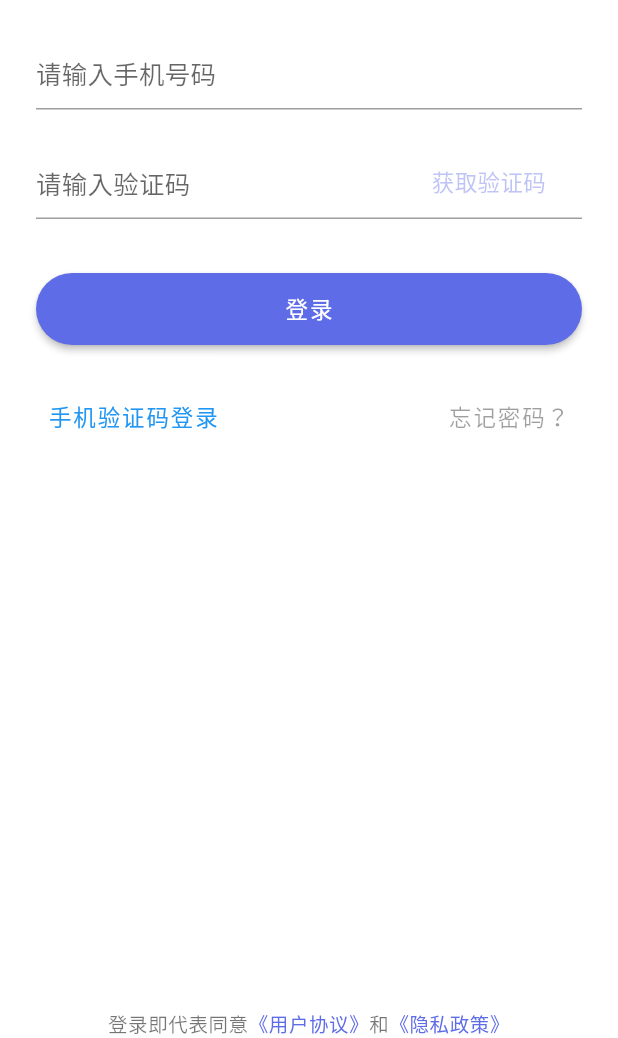
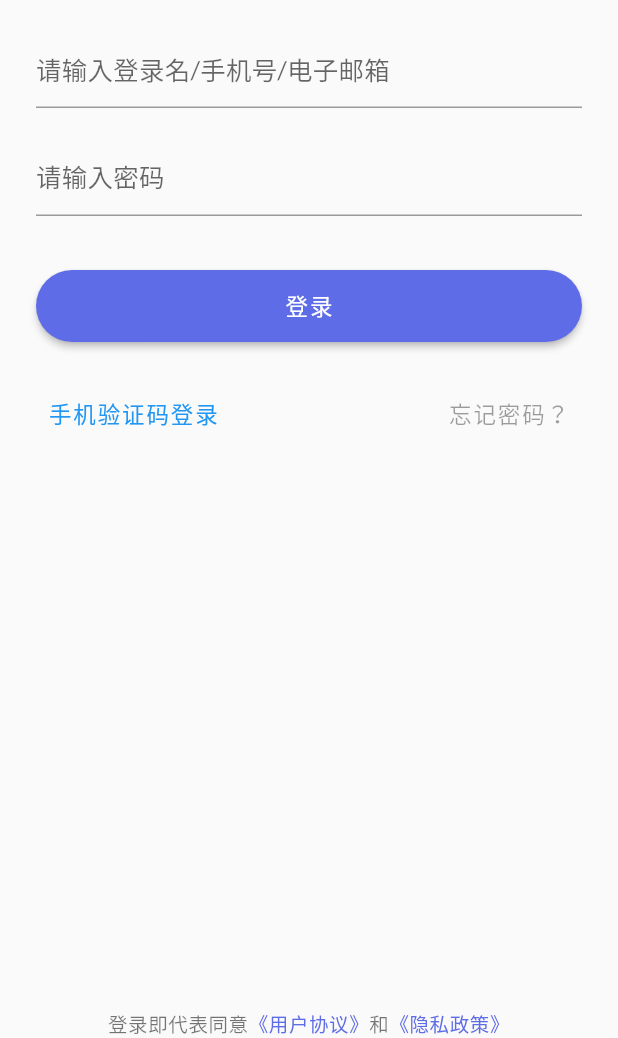
Before and after one commit to satsin06/app, a Flutter app: the screen it shows after launch, after a tap on "使用密码登录", on a phone screen of 412 x 824 dp, the part 198-1236 px from its top. Run offline on Flutter 3.47's test engine with Material 2 defaults, Android fonts, the phone set to English and light mode, and no system bars; our stand-ins replace get, google_fonts; generated files the repository leaves out were written again.

Commit message:
chore: WIP

```diff
--- a/lib/sign-in/controller.dart
+++ b/lib/sign-in/controller.dart
@@ -1,3 +1,4 @@
+import 'package:flutter/material.dart';
 import 'package:get/get.dart';
 
 /// Sign in mode types
@@ -8,23 +9,42 @@ enum SignInMode {
 
 class SignInController extends GetxController {
   /// Sign in mode
-  Rx<SignInMode> mode = Rx<SignInMode>(SignInMode.SMS_CODE);
+  final Rx<SignInMode> mode = Rx<SignInMode>(SignInMode.SMS_CODE);
 
   /// Sign in account
-  Rx<String> account = Rx<String>('');
+  final Rx<String> account = Rx<String>('');
+  final TextEditingController accountController = TextEditingController();
 
   /// Security, [mode] == [SignInMode.PASSWORD] is password login,
   /// [mode] == [SignInMode.SMS_CODE] is SMS code register or login.
-  Rx<String> security = Rx<String>('');
+  final Rx<String> security = Rx<String>('');
+  final TextEditingController securityController = TextEditingController();
 
   /// Switch mode.
   ///
   /// [mode] is [SignInMode] values.
   switchMode(SignInMode mode) {
     this.mode.value = mode;
-
-    if (!account.value.isPhoneNumber) {
-      this.account.value = '';
+    if (mode == SignInMode.SMS_CODE && !account.value.isPhoneNumber) {
+      accountController.clear();
     }
   }
+
+  @override
+  void onInit() {
+    super.onInit();
+    accountController.addListener(() {
+      account.value = accountController.text;
+    });
+    securityController.addListener(() {
+      security.value = securityController.text;
+    });
+  }
+
+  @override
+  void onClose() {
+    super.onClose();
+    accountController.dispose();
+    securityController.dispose();
+  }
 }
--- a/lib/sign-in/view.dart
+++ b/lib/sign-in/view.dart
@@ -2,7 +2,10 @@ import 'package:flutter/material.dart';
 import 'package:get/get.dart';
 
 import 'controller.dart';
+import 'widgets/account.dart';
 import 'widgets/agreement.dart';
+import 'widgets/security.dart';
+import 'widgets/sign-in-button.dart';
 import 'widgets/switch.dart';
 
 class SignInView extends GetView<SignInController> {
@@ -11,11 +14,11 @@ class SignInView extends GetView<SignInController> {
     return Scaffold(
       resizeToAvoidBottomPadding: false,
       extendBodyBehindAppBar: false,
-      backgroundColor: Theme.of(context).appBarTheme.color,
       appBar: AppBar(
         title: Text('SIGN_IN'.tr),
         automaticallyImplyLeading: true,
         centerTitle: true,
+        backgroundColor: context.theme.scaffoldBackgroundColor,
       ),
       body: Container(
         padding: context.mediaQuery.padding.copyWith(left: 24.0, right: 24.0),
@@ -32,71 +35,17 @@ class SignInView extends GetView<SignInController> {
               ),
               textAlign: TextAlign.center,
             ),
-            Padding(
-              padding: EdgeInsets.only(top: 24),
-              child: TextField(
-                keyboardType: TextInputType.text,
-                autofocus: false,
-                decoration: InputDecoration(
-                  hintText: "请输入手机号码",
-                ),
-                onChanged: (String value) {
-                  controller.account.value = value;
-                },
-              ),
-            ),
-            Padding(
-              padding: EdgeInsets.only(top: 24),
-              child: TextField(
-                keyboardType: TextInputType.visiblePassword,
-                autofocus: false,
-                decoration: InputDecoration(
-                  hintText: "请输入验证码",
-                  suffixIcon: UnconstrainedBox(
-                    child: GestureDetector(
-                      child: Align(
-                        alignment: Alignment.centerRight,
-                        child: Padding(
-                          padding: EdgeInsets.only(right: 24.0),
-                          child: Obx(() => Text(
-                                '获取验证码',
-                                style: TextStyle(
-                                  color: controller.account.value.isPhoneNumber
-                                      ? context.theme.primaryColor
-                                      : context.theme.primaryColor
-                                          .withOpacity(0.4),
-                                ),
-                              )),
-                        ),
-                      ),
-                      onTap: () {},
-                    ),
-                  ),
-                ),
-                // onChanged: _createCodeChangedHandler(context),
-              ),
-            ),
-            Padding(
-              padding: const EdgeInsets.only(top: 36.0),
-              child: SizedBox(
-                height: 48,
-                child: RaisedButton(
-                  child: Text('SIGN_IN'.tr),
-                  color: context.theme.primaryColor,
-                  colorBrightness: Brightness.dark,
-                  onPressed: () {},
-                  shape: StadiumBorder(),
-                ),
-              ),
-            ),
+            const SignInAccountInput(),
+            const SignInSecurity(),
+            const SignInButton(),
             const SignInSwitchMode(),
-            const Expanded(
-              child: const SizedBox.shrink(),
-            ),
+            fill,
             const SignInAgreement(),
           ],
         ),
       ),
     );
   }
+
+  Widget get fill => const Expanded(child: const SizedBox.shrink());
 }
--- /dev/null
+++ b/lib/sign-in/widgets/account.dart
@@ -0,0 +1,35 @@
+import 'package:flutter/material.dart';
+import 'package:get/get.dart';
+
+import '../controller.dart';
+
+class SignInAccountInput extends GetView<SignInController> {
+  const SignInAccountInput({Key key}) : super(key: key);
+
+  @override
+  Widget build(BuildContext context) {
+    return Padding(
+      padding: EdgeInsets.only(top: 24),
+      child: Obx(() => TextField(
+            controller: controller.accountController,
+            keyboardType: keyboardType,
+            textInputAction: TextInputAction.next,
+            autofocus: false,
+            decoration: InputDecoration(
+              labelText: labelText,
+              contentPadding: EdgeInsets.zero,
+            ),
+          )),
+    );
+  }
+
+  TextInputType get keyboardType => controller.mode.value == SignInMode.PASSWORD
+      ? TextInputType.text
+      : TextInputType.number;
+
+  String get labelText => 'INPUT_ENTER'.trParams({
+        'field': controller.mode.value == SignInMode.PASSWORD
+            ? '${'USER_LOGIN'.tr}/${'PHONE_NUMBER'.tr}/${'E-MAIL'.tr}'
+            : 'PHONE_NUMBER'.tr
+      });
+}
--- /dev/null
+++ b/lib/sign-in/widgets/get-security-code-button.dart
@@ -0,0 +1,37 @@
+import 'package:flutter/material.dart';
+import 'package:get/get.dart';
+
+import '../controller.dart';
+
+class SignInGetSecurityCodeButton extends GetView<SignInController> {
+  const SignInGetSecurityCodeButton({Key key}) : super(key: key);
+
+  @override
+  Widget build(BuildContext context) {
+    return UnconstrainedBox(
+      child: Obx(() => GestureDetector(
+            child: Align(
+              alignment: Alignment.centerRight,
+              child: Padding(
+                padding: EdgeInsets.only(right: 24.0),
+                child: Text(
+                  'GET_SMS_CODE'.tr,
+                  style: TextStyle(
+                    color: allowTap
+                        ? Get.theme.primaryColor
+                        : Get.theme.primaryColor.withOpacity(0.6),
+                  ),
+                ),
+              ),
+            ),
+            onTap: allowTap ? onSendCode : null,
+          )),
+    );
+  }
+
+  void onSendCode() {
+    print(111);
+  }
+
+  bool get allowTap => controller.account.value.isPhoneNumber;
+}
--- /dev/null
+++ b/lib/sign-in/widgets/security.dart
@@ -0,0 +1,43 @@
+import 'package:flutter/material.dart';
+import 'package:get/get.dart';
+
+import '../controller.dart';
+import 'get-security-code-button.dart';
+
+class SignInSecurity extends GetView<SignInController> {
+  const SignInSecurity({Key key}) : super(key: key);
+
+  @override
+  Widget build(BuildContext context) {
+    return Padding(
+      padding: EdgeInsets.only(top: 24),
+      child: Obx(() => TextField(
+            controller: controller.securityController,
+            keyboardType: keyboardType,
+            textInputAction: TextInputAction.go,
+            obscureText: controller.mode.value == SignInMode.PASSWORD,
+            autofocus: false,
+            decoration: InputDecoration(
+              contentPadding: EdgeInsets.zero,
+              labelText: labelText,
+              suffixIcon: suffixIcon,
+            ),
+            // onChanged: _createCodeChangedHandler(context),
+          )),
+    );
+  }
+
+  TextInputType get keyboardType => controller.mode.value == SignInMode.PASSWORD
+      ? TextInputType.visiblePassword
+      : TextInputType.number;
+
+  Widget get suffixIcon => controller.mode.value == SignInMode.SMS_CODE
+      ? const SignInGetSecurityCodeButton()
+      : null;
+
+  String get labelText => 'INPUT_ENTER'.trParams({
+        'field': controller.mode.value == SignInMode.PASSWORD
+            ? 'PASSWORD'.tr
+            : 'SMS_CODE'.tr,
+      });
+}
--- /dev/null
+++ b/lib/sign-in/widgets/sign-in-button.dart
@@ -0,0 +1,30 @@
+import 'package:flutter/material.dart';
+import 'package:get/get.dart';
+
+import '../controller.dart';
+
+class SignInButton extends GetView<SignInController> {
+  const SignInButton({Key key}) : super(key: key);
+
+  @override
+  Widget build(BuildContext context) {
+    return Padding(
+      padding: const EdgeInsets.only(top: 36.0),
+      child: SizedBox(
+        height: 48,
+        child: RaisedButton(
+          child: buttonText,
+          onPressed: onLoginTap,
+        ),
+      ),
+    );
+  }
+
+  onLoginTap() {
+    print(controller.account.value);
+  }
+
+  Widget get buttonText => Text('SIGN_IN'.tr);
+
+  ShapeBorder get shape => const StadiumBorder();
+}
--- a/lib/sign-in/widgets/switch.dart
+++ b/lib/sign-in/widgets/switch.dart
@@ -36,6 +36,7 @@ class SignInSwitchMode extends GetView<SignInController> {
           : 'SIGN_IN_USE_PASSWORD'.tr)));
 
   void onSwitchMode() {
+    Get.focusScope.unfocus();
     controller.switchMode(controller.mode.value == SignInMode.PASSWORD
         ? SignInMode.SMS_CODE
         : SignInMode.PASSWORD);
--- a/lib/theme.dart
+++ b/lib/theme.dart
@@ -50,6 +50,12 @@ final BottomNavigationBarThemeData _$bottomNavigationBarTheme =
   selectedItemColor: primaryColor,
 );
 
+final ButtonThemeData _$buttonTheme = ButtonThemeData(
+  buttonColor: primaryColor,
+  textTheme: ButtonTextTheme.primary,
+  shape: const StadiumBorder(),
+);
+
 class SocfonyTheme {
   const SocfonyTheme._();
 
@@ -58,14 +64,17 @@ class SocfonyTheme {
     return ThemeData(
       brightness: Brightness.dark,
       primaryColor: primaryColor,
+      accentColor: primaryColor,
+      buttonColor: primaryColor,
       appBarTheme: AppBarTheme(
         color: Colors.black,
         brightness: Brightness.dark,
         elevation: 0,
         centerTitle: true,
-        iconTheme: IconThemeData(color: Colors.white),
+        iconTheme: const IconThemeData(color: Colors.white),
         textTheme: textTheme,
       ),
+      buttonTheme: _$buttonTheme,
       tabBarTheme: _tabBarTheme.copyWith(
         unselectedLabelColor: Colors.white,
       ),
@@ -87,6 +96,8 @@ class SocfonyTheme {
         iconTheme: IconThemeData(color: Colors.black),
         textTheme: textTheme,
       ),
+      buttonColor: primaryColor,
+      buttonTheme: _$buttonTheme,
       tabBarTheme: _tabBarTheme,
       textTheme: textTheme,
       bottomNavigationBarTheme: _$bottomNavigationBarTheme,
--- a/lib/translations/zh-cn.dart
+++ b/lib/translations/zh-cn.dart
@@ -10,4 +10,11 @@ const Map<String, String> _$ZH_CN_MESSAGE = {
   'USER_AGREEMENT': '《用户协议》',
   'PRIVACY_POLICY': '《隐私政策》',
   'FORGOT_PASSWORD': '忘记密码？',
+  'INPUT_ENTER': '请输入@field',
+  'USER_LOGIN': '登录名',
+  'PHONE_NUMBER': '手机号',
+  'E-MAIL': '电子邮箱',
+  'SMS_CODE': '验证码',
+  'PASSWORD': '密码',
+  'GET_SMS_CODE': '获取验证码',
 };
```
